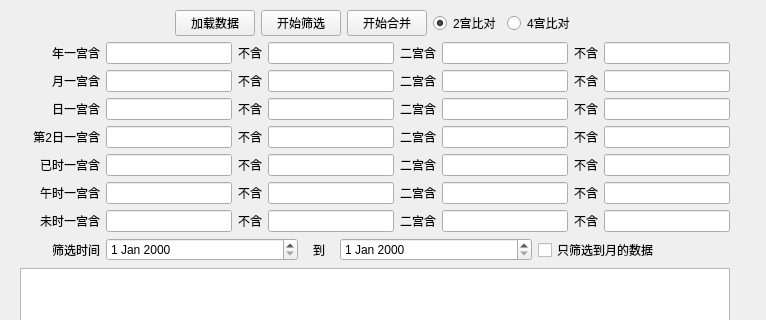
Before: the Qt Designer form main/mainwindow.ui in kinglon/stocktool, drawn with Qt 5; both pictures show x 0 to 766 and y 0 to 320 of the 766 by 600 pixel window.
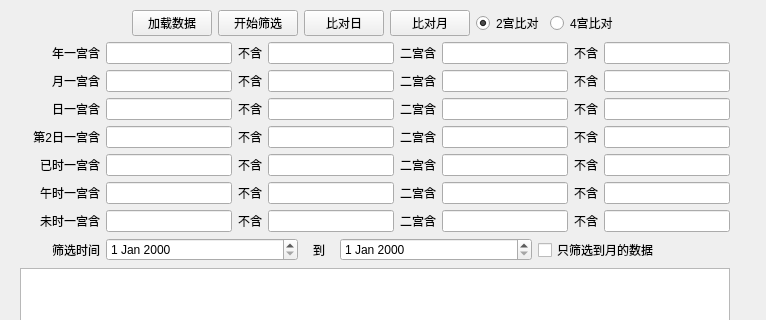
After: the same form once the commit is applied.

The edit to the form file:
```diff
--- a/main/mainwindow.ui
+++ b/main/mainwindow.ui
@@ -74,7 +74,20 @@
           </size>
          </property>
          <property name="text">
-          <string>开始合并</string>
+          <string>比对日</string>
+         </property>
+        </widget>
+       </item>
+       <item>
+        <widget class="QPushButton" name="monthCompareButton">
+         <property name="maximumSize">
+          <size>
+           <width>100</width>
+           <height>16777215</height>
+          </size>
+         </property>
+         <property name="text">
+          <string>比对月</string>
          </property>
         </widget>
        </item>
```
Left out of the diff: 2 changed lines with no effect on the pictures.
